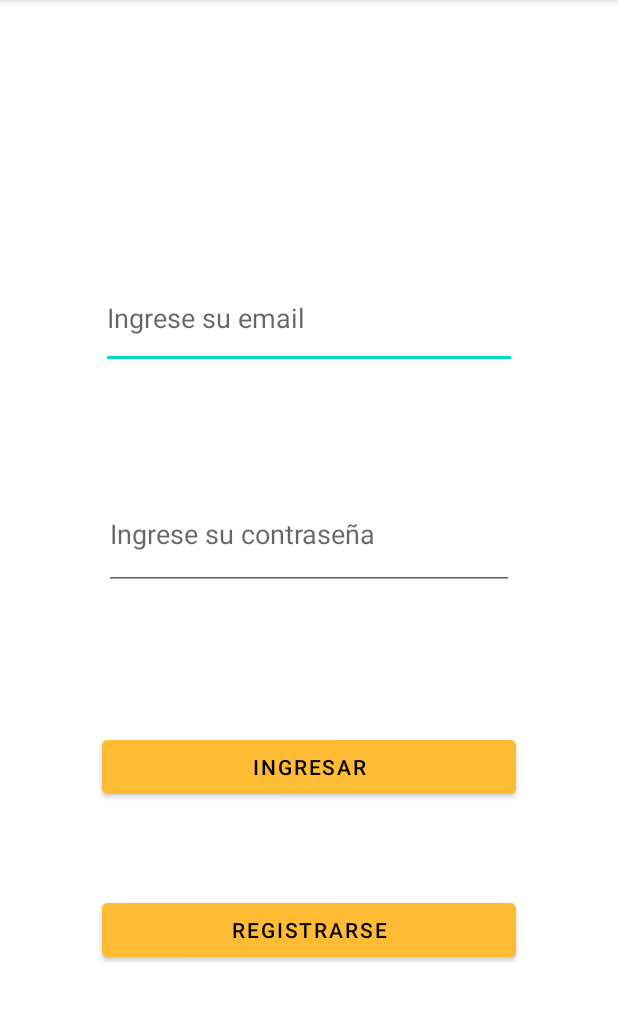
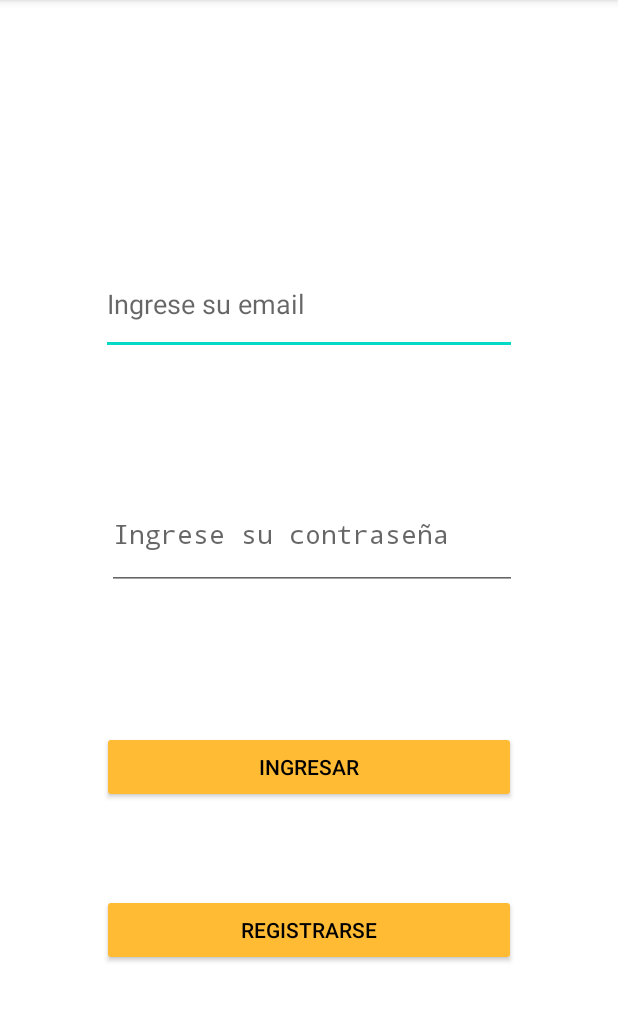
Before and after one commit to PDTS-Celiaquia/Android, an Android app: the screen it shows after launch (MainActivity before the commit, logInView after it), on a phone screen of 412 x 824 dp, the part 84-1106 px from its top. Run offline under Robolectric (Android 15) with nearby library versions, the phone set to English and light mode, and no system bars; our stand-ins replace navigation-ui.

```diff
--- a/app/src/main/AndroidManifest.xml
+++ b/app/src/main/AndroidManifest.xml
@@ -29,6 +29,7 @@
                 <category android:name="android.intent.category.LAUNCHER" />
             </intent-filter>
         </activity>
+        <activity android:name=".logIn.logInView"></activity>
     </application>
 
 </manifest>
--- a/app/src/main/java/com/example/celiaquia/MainActivity.java
+++ b/app/src/main/java/com/example/celiaquia/MainActivity.java
@@ -1,7 +1,6 @@
 package com.example.celiaquia;
 
-import static java.lang.System.out;
-
+import android.content.Intent;
 import android.os.Bundle;
 
 import androidx.appcompat.app.AppCompatActivity;
@@ -13,16 +12,9 @@ import androidx.navigation.ui.AppBarConfiguration;
 
 import android.view.View;
 import android.widget.Button;
-import android.widget.EditText;
-import android.widget.Toast;
 
-import org.json.JSONException;
-import org.json.JSONObject;
-
-import javax.net.ssl.HttpsURLConnection;
-
-import com.example.celiaquia.Conexion;
-import com.example.celiaquia.logIn;
+import com.example.celiaquia.logIn.logIn;
+import com.example.celiaquia.logIn.logInView;
 
 public class MainActivity extends AppCompatActivity {
 
@@ -33,61 +25,51 @@ public class MainActivity extends AppCompatActivity {
     @Override
     protected void onCreate(Bundle savedInstanceState) {
         super.onCreate(savedInstanceState);
-        setContentView(R.layout.log_in);
+        //setContentView(R.layout.log_in);
+        Intent i = new Intent(this, logInView.class);
+        startActivity(i);
 
 
+/*
+        Button ingresar,registrar;
 
 
-        EditText email, password;
-        Button ingresar,registrar;
-
-        email = findViewById(R.id.email);
-        password = findViewById(R.id.password);
         ingresar = findViewById(R.id.ingresar);
         registrar = findViewById(R.id.registrarse);
 
         logIn login = new logIn();
-
+*//*
 //configura lo que se hace cuando se toca ingresar
         ingresar.setOnClickListener(new View.OnClickListener() {
             @Override
             public void onClick(View view) {
-                JSONObject salida = new JSONObject();
 
-                try {
-                    salida.put("email", email.getText().toString());
-                    salida.put("password", password.getText().toString());
-                } catch (JSONException e) {
-                    e.printStackTrace();
-                }
-                int cod = 5;
 
-                login.logear(salida);
 
-                cod = login.getCodigo();
-                Toast toast;
-                switch (cod){
-                    case(200):
-                        toast = Toast.makeText(getApplicationContext(), "ingreso con exito", Toast.LENGTH_SHORT);
-                        break;
-                    case(401):
-                        toast = Toast.makeText(getApplicationContext(), "Email y/o contraseña incorrectos", Toast.LENGTH_SHORT);
-                        break;
-                    default:
-                        toast = Toast.makeText(getApplicationContext(), "Error inesperado "+cod, Toast.LENGTH_SHORT);
-                }
-                toast.show();
-            }
+                login.logear();
 
-        });
-
-        registrar.setOnClickListener(new View.OnClickListener() {
-            @Override
-            public void onClick(View view) {
 
             }
 
         });
+*/
+        /*registrar.setOnClickListener(new View.OnClickListener() {
+            @Override
+            public void onClick(View view) {
+                setContentView(R.layout.register);
+                //Button registrar2 = findViewById();
+
+            }
+        });
+
+        registrar2.setOnClickListener(new View.OnClickListener() {
+            @Override
+            public void onClick(View view) {
+                setContentView(R.layout.register);
+                Button registrar2 = findViewById(R.id.registrarse);
+
+            }
+        });*/
     }
 }
 
--- /dev/null
+++ b/app/src/main/java/com/example/celiaquia/logIn/logInView.java
@@ -0,0 +1,46 @@
+package com.example.celiaquia.logIn;
+
+import android.app.Activity;
+import android.os.Bundle;
+import android.view.View;
+import android.widget.Button;
+import android.widget.EditText;
+import android.widget.Toast;
+
+import com.example.celiaquia.R;
+import com.example.celiaquia.logIn.logIn;
+
+public class logInView extends Activity {
+    protected void onCreate(Bundle savedInstanceState){
+        super.onCreate(savedInstanceState);
+        setContentView(R.layout.log_in);
+
+        Button ingresar = findViewById(R.id.ingresar);
+        ingresar.setOnClickListener(new View.OnClickListener() {
+            @Override
+            public void onClick(View view) {
+                EditText email, password;
+                email = findViewById(R.id.email);
+                password = findViewById(R.id.password);
+
+                logIn login= new logIn();
+                login.logear(email,password);
+
+                Toast toast;
+                switch (login.getCodigo()){
+                    case(200):
+                        toast = Toast.makeText(getApplicationContext(), "ingreso con exito", Toast.LENGTH_SHORT);
+                        break;
+                    case(401):
+                        toast = Toast.makeText(getApplicationContext(), "Email y/o contraseña incorrectos", Toast.LENGTH_SHORT);
+                        break;
+                    default:
+                        toast = Toast.makeText(getApplicationContext(), "Error inesperado "+login.getCodigo(), Toast.LENGTH_SHORT);
+                }
+                toast.show();
+            }
+        });
+    }
+
+
+}
--- a/app/src/main/res/layout/log_in.xml
+++ b/app/src/main/res/layout/log_in.xml
@@ -4,6 +4,7 @@
     xmlns:tools="http://schemas.android.com/tools"
     android:layout_width="match_parent"
     android:layout_height="match_parent"
+    android:orientation="vertical"
     tools:context=".MainActivity">
 
     <androidx.constraintlayout.widget.ConstraintLayout
@@ -41,7 +42,22 @@
             app:layout_constraintEnd_toEndOf="parent"
             app:layout_constraintStart_toStartOf="parent"
             app:layout_constraintTop_toTopOf="parent"
-            app:layout_constraintVertical_bias="0.31" />
+            app:layout_constraintVertical_bias="0.298" />
+
+        <EditText
+            android:id="@+id/password"
+            android:layout_width="273dp"
+            android:layout_height="74dp"
+            android:autofillHints=""
+            android:ems="10"
+            android:hint="Ingrese su contraseña"
+            android:inputType="textPassword"
+            android:minHeight="48dp"
+            app:layout_constraintBottom_toBottomOf="parent"
+            app:layout_constraintEnd_toEndOf="parent"
+            app:layout_constraintHorizontal_bias="0.514"
+            app:layout_constraintStart_toStartOf="parent"
+            app:layout_constraintTop_toTopOf="@+id/appBarLayout" />
 
         <Button
             android:id="@+id/ingresar"
@@ -73,16 +89,4 @@
 
     </androidx.constraintlayout.widget.ConstraintLayout>
 
-    <EditText
-        android:id="@+id/password"
-        android:layout_width="273dp"
-        android:layout_height="74dp"
-        android:autofillHints=""
-        android:ems="10"
-        android:hint="Ingrese su contraseña"
-        android:inputType="textPassword"
-        android:minHeight="48dp"
-        app:layout_anchor="@+id/constraintLayout"
-        app:layout_anchorGravity="center" />
-
 </androidx.coordinatorlayout.widget.CoordinatorLayout>
```
Also changed, not shown: app/src/main/java/com/example/celiaquia/logIn/logIn.java (added, +74 -0 lines), app/src/main/java/com/example/celiaquia/registro.java (renamed from app/src/main/java/com/example/celiaquia/logIn.java, +9 -7 lines), app/src/main/res/layout/activity_main.xml (+2 -10 lines), app/src/main/res/layout/fragment_second.xml (deleted, +0 -27 lines), app/src/main/res/layout/register.xml (+33 -32 lines).
